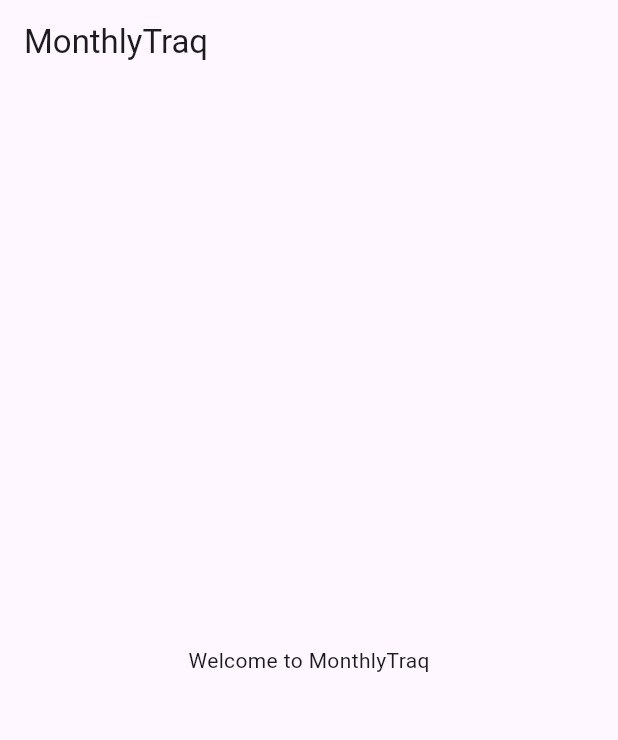
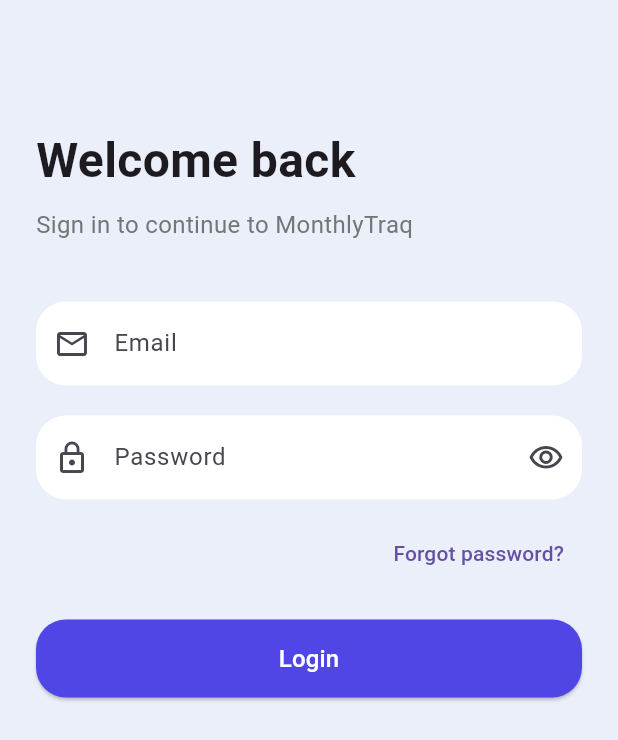
Before and after one commit to bangash40/monthly_traq, a Flutter app: the screen it shows after launch, on a phone screen of 412 x 824 dp. Shown: the top 740 px of the screen. Run offline on Flutter 3.47's test engine with Material 3 defaults, Android fonts, the phone set to English and light mode, and no system bars.

Commit message:
Create Login UI and theme

```diff
--- a/lib/app/app.dart
+++ b/lib/app/app.dart
@@ -1,4 +1,6 @@
 import 'package:flutter/material.dart';
+import 'package:monthly_traq/app/theme.dart';
+import 'package:monthly_traq/features/auth/login_screen.dart';
 
 class MonthlyTraqApp extends StatelessWidget {
   const MonthlyTraqApp({super.key});
@@ -8,10 +10,8 @@
     return MaterialApp(
       title: 'MonthlyTraq',
       debugShowCheckedModeBanner: true,
-      home: Scaffold(
-        appBar: AppBar(title: const Text('MonthlyTraq')),
-        body: const Center(child: Text('Welcome to MonthlyTraq')),
-      ),
+      home: const LoginScreen(),
+      theme: monthlyTraqTheme(),
     );
   }
 }
--- /dev/null
+++ b/lib/app/theme.dart
@@ -0,0 +1,56 @@
+import 'package:flutter/material.dart';
+
+ThemeData monthlyTraqTheme() {
+  final Color primaryColor = const Color(0xFF4F46E5);
+  // final Color backgroundColor = const Color(0xFFEAEFFA);
+
+  return ThemeData(
+    primaryColor: primaryColor,
+    scaffoldBackgroundColor: const Color.fromARGB(255, 234, 239, 250),
+    textTheme: const TextTheme(
+      headlineMedium: TextStyle(fontSize: 24, fontWeight: FontWeight.bold),
+      bodyLarge: TextStyle(fontSize: 16, color: Colors.black),
+    ),
+
+    inputDecorationTheme: InputDecorationTheme(
+      filled: true,
+      fillColor: Colors.white,
+
+      border: OutlineInputBorder(
+        borderRadius: BorderRadius.circular(20),
+        borderSide: BorderSide.none,
+      ),
+
+      enabledBorder: OutlineInputBorder(
+        borderRadius: BorderRadius.circular(20),
+        borderSide: BorderSide.none,
+      ),
+
+      focusedBorder: OutlineInputBorder(
+        borderRadius: BorderRadius.circular(20),
+        borderSide: BorderSide(color: primaryColor, width: 2),
+      ),
+
+      focusedErrorBorder: OutlineInputBorder(
+        borderRadius: BorderRadius.circular(20),
+        borderSide: const BorderSide(color: Colors.red, width: 2),
+      ),
+
+      errorBorder: OutlineInputBorder(
+        borderRadius: BorderRadius.circular(20),
+        borderSide: const BorderSide(color: Colors.red, width: 2),
+      ),
+
+      contentPadding: const EdgeInsets.symmetric(vertical: 16, horizontal: 12),
+    ),
+
+    elevatedButtonTheme: ElevatedButtonThemeData(
+      style: ElevatedButton.styleFrom(
+        backgroundColor: primaryColor,
+        foregroundColor: Colors.white,
+        shape: RoundedRectangleBorder(borderRadius: BorderRadius.circular(20)),
+        // padding: const EdgeInsets.symmetric(vertical: 16),
+      ),
+    ),
+  );
+}
--- /dev/null
+++ b/lib/features/auth/login_screen.dart
@@ -0,0 +1,144 @@
+import 'package:flutter/material.dart';
+
+class LoginScreen extends StatefulWidget {
+  const LoginScreen({super.key});
+
+  @override
+  State<LoginScreen> createState() => _LoginScreenState();
+}
+
+class _LoginScreenState extends State<LoginScreen> {
+  final _formKey = GlobalKey<FormState>();
+
+  final _emailController = TextEditingController();
+  final _passwordController = TextEditingController();
+
+  bool _obscurePassword = true;
+
+  @override
+  void dispose() {
+    _emailController.dispose();
+    _passwordController.dispose();
+    super.dispose();
+  }
+
+  void _login() {
+    if (_formKey.currentState!.validate()) {
+      debugPrint('Email: ${_emailController.text}');
+      debugPrint('Password: ${_passwordController.text}');
+    }
+  }
+
+  @override
+  Widget build(BuildContext context) {
+    return Scaffold(
+      body: SafeArea(
+        child: SingleChildScrollView(
+          padding: const EdgeInsets.all(24),
+          child: Form(
+            key: _formKey,
+            child: Column(
+              crossAxisAlignment: CrossAxisAlignment.start,
+              children: [
+                const SizedBox(height: 60),
+
+                const Text(
+                  'Welcome back',
+                  style: TextStyle(fontSize: 32, fontWeight: FontWeight.bold),
+                ),
+
+                const SizedBox(height: 8),
+
+                Text(
+                  'Sign in to continue to MonthlyTraq',
+                  style: TextStyle(fontSize: 16, color: Colors.grey.shade600),
+                ),
+
+                const SizedBox(height: 40),
+
+                TextFormField(
+                  controller: _emailController,
+                  keyboardType: TextInputType.emailAddress,
+                  decoration: const InputDecoration(
+                    labelText: 'Email',
+                    hintText: 'Enter your email',
+                    prefixIcon: Icon(Icons.email_outlined),
+                    border: OutlineInputBorder(),
+                  ),
+                  validator: (value) {
+                    if (value == null || value.trim().isEmpty) {
+                      return 'Please enter your email';
+                    }
+
+                    if (!value.contains('@')) {
+                      return 'Please enter a valid email';
+                    }
+
+                    return null;
+                  },
+                ),
+
+                const SizedBox(height: 20),
+
+                TextFormField(
+                  controller: _passwordController,
+                  obscureText: _obscurePassword,
+                  decoration: InputDecoration(
+                    labelText: 'Password',
+                    hintText: 'Enter your password',
+                    prefixIcon: const Icon(Icons.lock_outline),
+                    suffixIcon: IconButton(
+                      icon: Icon(
+                        _obscurePassword
+                            ? Icons.visibility_outlined
+                            : Icons.visibility_off_outlined,
+                      ),
+                      onPressed: () {
+                        setState(() {
+                          _obscurePassword = !_obscurePassword;
+                        });
+                      },
+                    ),
+                    border: const OutlineInputBorder(),
+                  ),
+                  validator: (value) {
+                    if (value == null || value.isEmpty) {
+                      return 'Please enter your password';
+                    }
+
+                    if (value.length < 6) {
+                      return 'Password must be at least 6 characters';
+                    }
+
+                    return null;
+                  },
+                ),
+
+                const SizedBox(height: 12),
+
+                Align(
+                  alignment: Alignment.centerRight,
+                  child: TextButton(
+                    onPressed: () {},
+                    child: const Text('Forgot password?'),
+                  ),
+                ),
+
+                const SizedBox(height: 20),
+
+                SizedBox(
+                  width: double.infinity,
+                  height: 52,
+                  child: ElevatedButton(
+                    onPressed: _login,
+                    child: const Text('Login', style: TextStyle(fontSize: 16)),
+                  ),
+                ),
+              ],
+            ),
+          ),
+        ),
+      ),
+    );
+  }
+}
```
Also changed, not shown: 1 other file.
